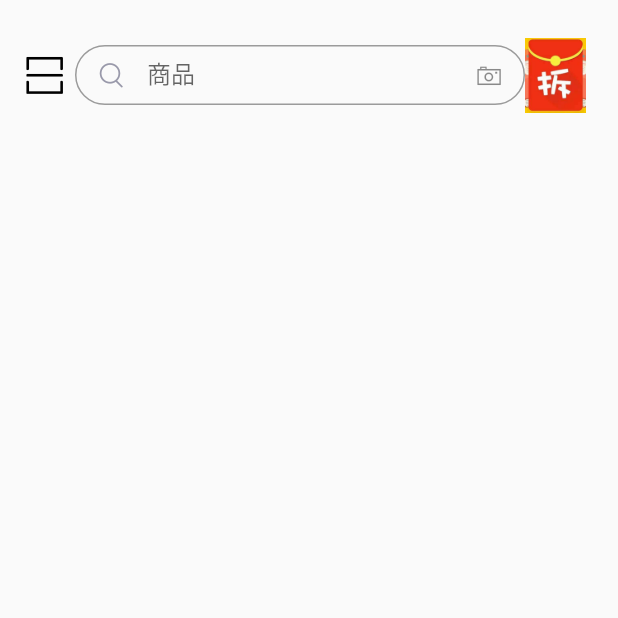
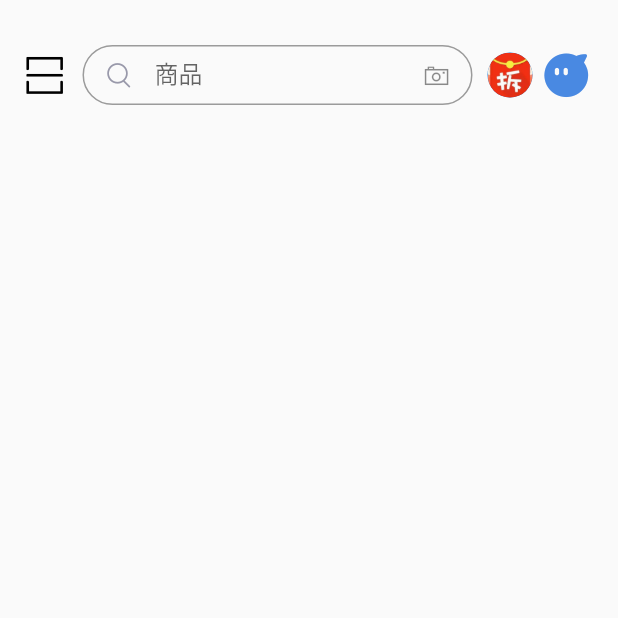
Before and after one commit to xuwentao93/flutter-learn, a Flutter app: the screen it shows after launch, on a phone screen of 412 x 824 dp, the top half of it. Run offline on Flutter 3.47's test engine with Material 2 defaults, Android fonts, the light colour scheme and no system bars.

Commit message:
assets resource added

```diff
--- a/lib/components/CustomizeIcon.dart
+++ b/lib/components/CustomizeIcon.dart
@@ -13,4 +13,6 @@ class CustomizeIcon {
   static const IconData group = IconData(0xe6df, fontFamily: 'MyIcons');
   static const IconData search = IconData(0xe6e1, fontFamily: 'MyIcons');
   static const IconData follow = IconData(0xe8b1, fontFamily: 'MyIcons');
+  static const IconData wangwang = IconData(0xe8c6, fontFamily: 'MyIcons');
+
 }
--- a/lib/pages/components/navigatorBar.dart
+++ b/lib/pages/components/navigatorBar.dart
@@ -7,15 +7,29 @@ class NavigatorBar extends StatelessWidget {
     return Container(
       child: Row(
         children: <Widget>[
-          Icon(
+          Container(
+            child: Icon(
             CustomizeIcon.scan,
             size: 40,
             color: Colors.black
+            ),
           ),
           SearchCommodity(),
-          Image.asset('lib/assets/imgs/envelope.png')
+          Container(
+            child: CircleAvatar(
+            backgroundImage: AssetImage('lib/assets/imgs/envelope.png')
+            ),
+            width: 30.0,
+            height: 30.0,
+            margin: EdgeInsets.fromLTRB(0, 0, 5, 0),
+          ),
+          Icon(
+            CustomizeIcon.wangwang,
+            size: 35,
+            color: Color(0xff4989e2)
+          )
         ],
-        crossAxisAlignment: CrossAxisAlignment.center,
+        crossAxisAlignment: CrossAxisAlignment.center
       ),
       margin: EdgeInsets.fromLTRB(0.0, 25.0, 0.0, 0.0),
       padding: EdgeInsets.fromLTRB(10.0, 0.0, 10.0, 0.0),
@@ -34,8 +48,8 @@ class SearchCommodity extends StatelessWidget{
           hintText: "请输入你要购买的商品",
           border: OutlineInputBorder(
             borderSide: BorderSide(
-              width: 3.0,
-              color: Colors.orange,
+              width: 30.0,
+              color: Color(0xfff9800),
             ),
             borderRadius: BorderRadius.circular(40.0)
           ),
@@ -51,8 +65,9 @@ class SearchCommodity extends StatelessWidget{
           print(value);
         },
       ),
-      width: 300.0,
+      width: 260.0,
       height: 40.0,
+      margin: EdgeInsets.fromLTRB(5.0, 0, 10.0, 0),
     );
   }
 }
--- a/pubspec.yaml
+++ b/pubspec.yaml
@@ -42,7 +42,7 @@ flutter:
 
   # To add assets to your application, add an assets section, like this:
   assets:
-   - lib/assets/imgs/
+   - lib/assets/imgs/envelope.png
 
   # An image asset can refer to one or more resolution-specific "variants", see
   # https://flutter.dev/assets-and-images/#resolution-aware.
```
